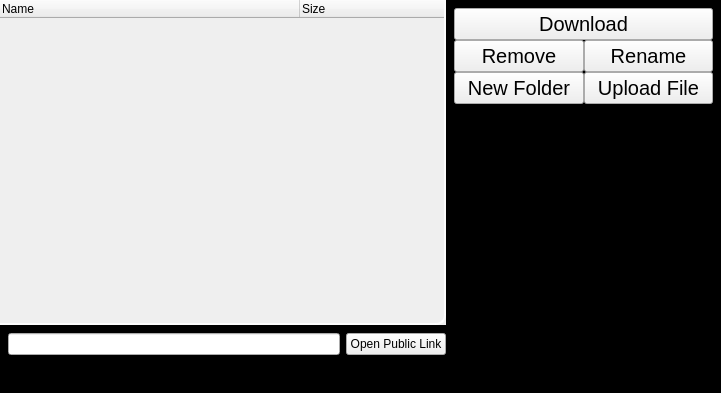
This is ui/managerwidget.ui in jonnenauha/DropN900 as Qt 5 draws it before an edit. The edited form follows.
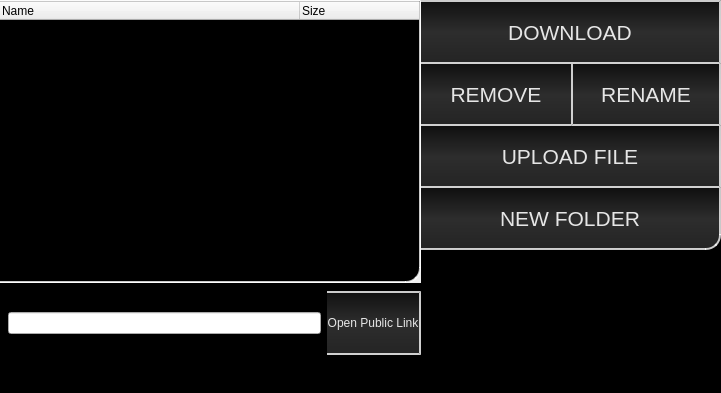
This is the edited form. Icons and pictures are not drawn.

Commit message: Big ui update: tree has now per item loader animations. Own custom look&feel with stylesheets and some new icons/images. Completely remade looks for tree. Some bug fixes also included.

Diff of the .ui file:
```diff
--- a/ui/managerwidget.ui
+++ b/ui/managerwidget.ui
@@ -26,14 +26,119 @@
 	background-color: transparent;
 }
 
-QTreeWidget#tree_widget {
-	background-color: transparent;
+QPushButton {
+	min-height: 60px;
+	border-radius: 0px;
+	border: 2px solid rgba(255,255,255,200);
+	border-left: 0px;
+	color: rgb(230, 230, 230);
+	background-color: qlineargradient(spread:pad, x1:0, y1:0, x2:0, y2:1, stop:0 rgba(16, 16, 16, 255), stop:0.5 rgba(55, 55, 55, 210), stop:1 rgba(36, 36, 36, 255));
+}
+
+QPushButton:hover {
+	color: white;
+}
+
+QPushButton:pressed {
+	background-color: qlineargradient(spread:pad, x1:0, y1:0, x2:0, y2:1, stop:0 rgba(59, 59, 59, 255), stop:0.5 rgba(82, 82, 82, 255), stop:1 rgba(68, 68, 68, 255));
+	color: #0099FF;
+}
+
+QPushButton::disabled {
+	color: grey;
+	background-color: black;
+}
+
+QPushButton#button_download {
+	border-top-left-radius: 0px;
+	border-top-right-radius: 0px;
+}
+
+QPushButton#button_new_folder {
+	border-bottom-left-radius: 0px;
+	border-bottom-right-radius: 15px;
+}
+
+QPushButton#button_remove {
+	border-top: 0px;
+	border-right: 0px;
+}
+
+QPushButton#button_rename, #button_new_folder, #button_upload {
+	border-top: 0px;
+}
+
+QPushButton#button_rename {
+	border-left: 2px solid rgba(255,255,255,200);
+}
+
+QTreeWidget {
+	show-decoration-selected: 1;
+	background-color: black;
+	alternate-background-color: rgb(36, 36, 36);
+	color: rgb(235, 235, 235);
 	font-size: 15px;
 	border: 0px;
 	border-bottom: 2px solid rgba(255,255,255,200);
 	border-right: 2px solid rgba(255,255,255,200);
-	border-bottom-right-radius: 10px;
-	padding-bottom: 5px;
+	border-top: 2px solid rgba(255,255,255,200);
+	border-bottom-right-radius: 15px;
+	padding-bottom: 10px;
+}
+
+QTreeWidget::item {
+	background-color: transparent;
+	border: 0px;
+	height: 50px;
+	min-height: 50px;
+	max-height: 50px;
+	padding-left: 5px;
+}
+
+QTreeView::item:selected {
+	background-color: #404040;
+	border: 0px;
+}
+
+QTreeView::branch {
+	border: 0px;
+}
+
+QTreeView::branch:selected {
+	background-color: #404040;
+	border: 0px;
+}
+
+QTreeView::branch:has-siblings:!adjoins-item {
+	border-image: url(ui/images/vline.png) 0;
+}
+
+QTreeView::branch:has-siblings:adjoins-item {
+	border-image: url(ui/images/hmid.png) 0;
+}
+
+QTreeView::branch:!has-children:!has-siblings:adjoins-item {
+	border-image: url(ui/images/hend.png) 0;
+}
+
+QTreeView::branch:has-children:!has-siblings:closed {
+	border-image: none;
+	image: url(ui/images/arrow_right_small.png);
+}
+
+QTreeView::branch:closed:has-children:has-siblings {
+	border-image: url(ui/images/vline-cap.png) 0;
+	image: url(ui/images/arrow_right_small.png);
+}
+
+QTreeView::branch:open:has-children:!has-siblings {
+	border-image: none;
+	image: url(ui/images/arrow_down_small.png);
+}
+
+QTreeView::branch:open:has-children:has-siblings  {
+	border-image: url(ui/images/vline-cap.png) 0;
+	image: url(ui/images/arrow_down_small.png);
 }</string>
   </property>
   <layout class="QHBoxLayout" name="horizontalLayout_2">
@@ -64,6 +169,12 @@
          <property name="lineWidth">
           <number>1</number>
          </property>
+         <property name="alternatingRowColors">
+          <bool>true</bool>
+         </property>
+         <property name="indentation">
+          <number>25</number>
+         </property>
          <property name="uniformRowHeights">
           <bool>true</bool>
          </property>
@@ -77,7 +188,7 @@
           <number>300</number>
          </attribute>
          <attribute name="headerMinimumSectionSize">
-          <number>75</number>
+          <number>40</number>
          </attribute>
          <attribute name="headerDefaultSectionSize">
           <number>300</number>
@@ -86,7 +197,7 @@
           <bool>true</bool>
          </attribute>
          <attribute name="headerMinimumSectionSize">
-          <number>75</number>
+          <number>40</number>
          </attribute>
          <column>
           <property name="text">
@@ -228,7 +339,7 @@
     <widget class="QFrame" name="frame_controls_right">
      <property name="minimumSize">
       <size>
-       <width>275</width>
+       <width>300</width>
        <height>0</height>
       </size>
      </property>
@@ -248,21 +359,31 @@
       <property name="spacing">
        <number>0</number>
       </property>
-      <property name="margin">
+      <property name="leftMargin">
+       <number>0</number>
+      </property>
+      <property name="topMargin">
+       <number>0</number>
+      </property>
+      <property name="rightMargin">
+       <number>0</number>
+      </property>
+      <property name="bottomMargin">
        <number>8</number>
       </property>
       <item>
        <widget class="QPushButton" name="button_download">
         <property name="font">
          <font>
-          <pointsize>15</pointsize>
+          <family>Arial</family>
+          <pointsize>16</pointsize>
          </font>
         </property>
         <property name="styleSheet">
          <string notr="true"/>
         </property>
         <property name="text">
-         <string>Download</string>
+         <string>DOWNLOAD</string>
         </property>
        </widget>
       </item>
@@ -275,11 +396,12 @@
          <widget class="QPushButton" name="button_remove">
           <property name="font">
            <font>
-            <pointsize>15</pointsize>
+            <family>Arial</family>
+            <pointsize>16</pointsize>
            </font>
           </property>
           <property name="text">
-           <string>Remove</string>
+           <string>REMOVE</string>
           </property>
          </widget>
         </item>
@@ -287,52 +409,54 @@
          <widget class="QPushButton" name="button_rename">
           <property name="font">
            <font>
-            <pointsize>15</pointsize>
+            <family>Arial</family>
+            <pointsize>16</pointsize>
            </font>
           </property>
           <property name="text">
-           <string>Rename</string>
+           <string>RENAME</string>
           </property>
          </widget>
         </item>
        </layout>
       </item>
       <item>
-       <layout class="QHBoxLayout" name="horizontalLayout_6">
-        <property name="spacing">
-         <number>0</number>
+       <widget class="QPushButton" name="button_upload">
+        <property name="font">
+         <font>
+          <family>Arial</family>
+          <pointsize>16</pointsize>
+         </font>
         </property>
-        <item>
-         <widget class="QPushButton" name="button_new_folder">
-          <property name="font">
-           <font>
-            <pointsize>15</pointsize>
-           </font>
-          </property>
-          <property name="text">
-           <string>New Folder</string>
-          </property>
-         </widget>
-        </item>
-        <item>
-         <widget class="QPushButton" name="button_upload">
-          <property name="font">
-           <font>
-            <pointsize>15</pointsize>
-           </font>
-          </property>
-          <property name="text">
-           <string>Upload File</string>
-          </property>
-         </widget>
-        </item>
-       </layout>
+        <property name="text">
+         <string>UPLOAD FILE</string>
+        </property>
+       </widget>
+      </item>
+      <item>
+       <widget class="QPushButton" name="button_new_folder">
+        <property name="font">
+         <font>
+          <family>Arial</family>
+          <pointsize>16</pointsize>
+         </font>
+        </property>
+        <property name="text">
+         <string>NEW FOLDER</string>
+        </property>
+       </widget>
       </item>
       <item>
        <layout class="QVBoxLayout" name="action_layout">
         <property name="spacing">
          <number>0</number>
         </property>
+        <property name="leftMargin">
+         <number>8</number>
+        </property>
+        <property name="rightMargin">
+         <number>8</number>
+        </property>
         <item>
          <spacer name="verticalSpacer_2">
           <property name="orientation">
@@ -351,6 +475,12 @@
         </item>
         <item>
          <widget class="QLabel" name="thumb_container">
+          <property name="sizePolicy">
+           <sizepolicy hsizetype="Expanding" vsizetype="Expanding">
+            <horstretch>0</horstretch>
+            <verstretch>0</verstretch>
+           </sizepolicy>
+          </property>
           <property name="lineWidth">
            <number>0</number>
           </property>
@@ -358,7 +488,7 @@
            <string/>
           </property>
           <property name="alignment">
-           <set>Qt::AlignRight|Qt::AlignTrailing|Qt::AlignVCenter</set>
+           <set>Qt::AlignCenter</set>
           </property>
          </widget>
         </item>
@@ -398,6 +528,12 @@
         <property name="spacing">
          <number>8</number>
         </property>
+        <property name="leftMargin">
+         <number>8</number>
+        </property>
+        <property name="rightMargin">
+         <number>8</number>
+        </property>
         <item>
          <spacer name="horizontalSpacer_3">
           <property name="orientation">
```
Left out of the diff: 4 changed lines with no effect on the pictures. The commit also changes 14 other files.
